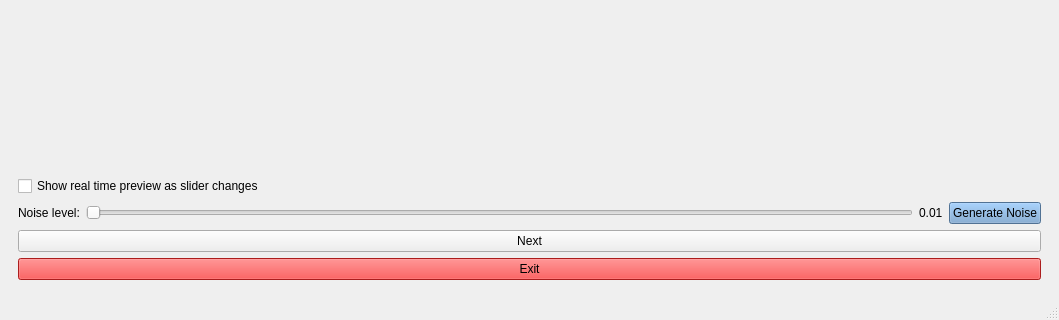
Old version of the form src/qt_designer_file/main_window_new2.ui in the repository jjakow/Noisey-image_Jan; both pictures show x 0 to 1059 and y 346 to 666 of the 1059 by 666 pixel window.
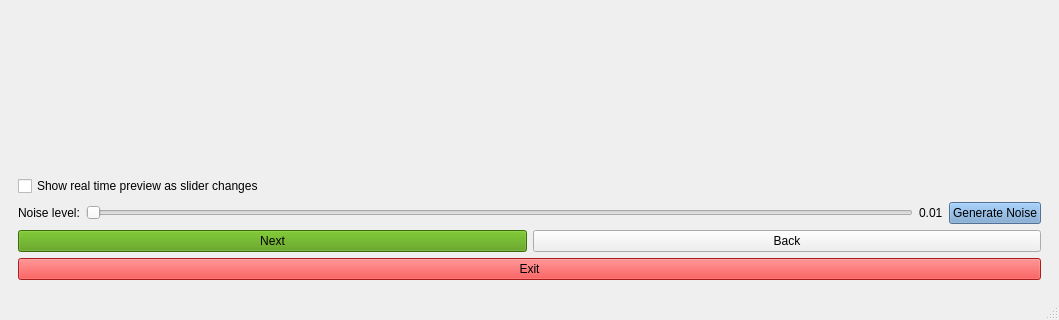
New version of the form. The open tabs and pages were chosen to show the change. Custom widgets are drawn as their Qt base class.

What changed in the file:
```diff
--- a/src/qt_designer_file/main_window_new2.ui
+++ b/src/qt_designer_file/main_window_new2.ui
@@ -23,7 +23,7 @@
    <property name="styleSheet">
     <string notr="true"/>
    </property>
-   <layout class="QHBoxLayout" name="horizontalLayout_6">
+   <layout class="QHBoxLayout" name="horizontalLayout_7">
     <item>
      <widget class="QStackedWidget" name="stackedWidget">
       <property name="currentIndex">
@@ -105,7 +105,7 @@
        </layout>
       </widget>
       <widget class="QWidget" name="page_2">
-       <layout class="QVBoxLayout" name="verticalLayout_6" stretch="0,6,1,1,1,1">
+       <layout class="QVBoxLayout" name="verticalLayout_6" stretch="0,6,1,1,0,1">
         <item>
          <widget class="QLabel" name="label_2">
           <property name="text">
@@ -211,11 +211,25 @@
          </layout>
         </item>
         <item>
+         <layout class="QHBoxLayout" name="horizontalLayout_6">
+          <item>
          <widget class="QPushButton" name="pushButton_6">
+            <property name="styleSheet">
+             <string notr="true">background-color: rgb(78, 154, 6);</string>
+            </property>
           <property name="text">
            <string>Next</string>
           </property>
          </widget>
+          </item>
+          <item>
+           <widget class="QPushButton" name="pushButton_10">
+            <property name="text">
+             <string>Back</string>
+            </property>
+           </widget>
+          </item>
+         </layout>
         </item>
         <item>
          <widget class="QPushButton" name="pushButton_7">
```
Left out of the diff: 10 changed lines with no effect on the pictures. Lines whose indentation alone changed are shown as unchanged.
